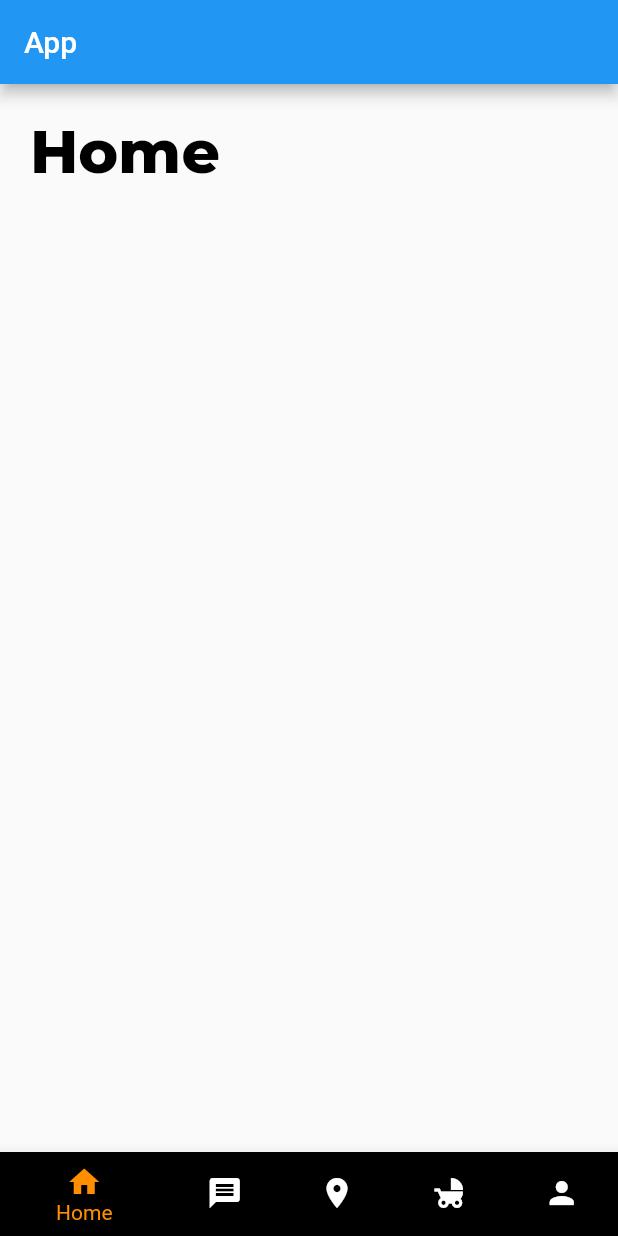
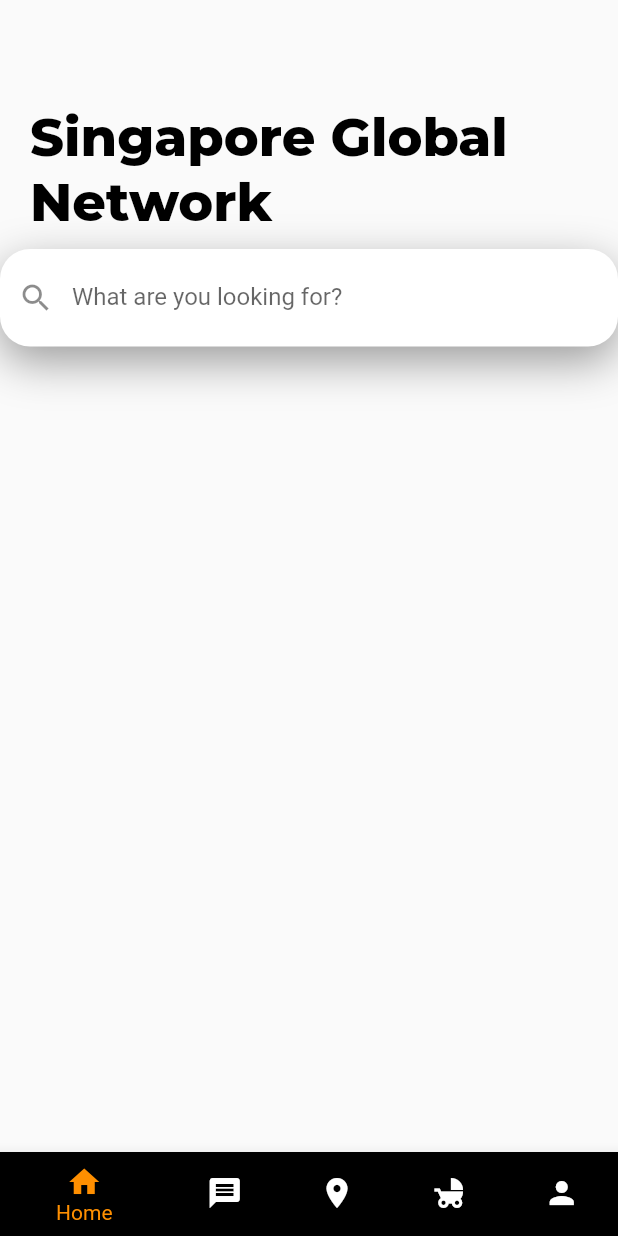
Before and after one commit to praj-bellakka/CodeFiesta, a Flutter app: the screen it shows once a user with an empty profile is signed in, on a phone screen of 412 x 824 dp. Run offline on Flutter 3.47's test engine with Material 2 defaults, Android fonts, the phone set to English and light mode, and no system bars; our stand-ins replace firebase_auth, firebase_core, google_fonts; accounts and stored records are empty.

Commit message:
Home Page title

```diff
--- a/lib/pages/home_page.dart
+++ b/lib/pages/home_page.dart
@@ -15,7 +15,38 @@
     return Scaffold(
       body: Column(
         children: [
-          ReusableTitleWidget(title: "Home", fontsize: 40, color: Colors.black),
+          SizedBox(height: 50),
+          ReusableTitleWidget(title: "Singapore Global \nNetwork", fontsize: 35, color: Colors.black),
+          SizedBox(height:10),
+          Container(
+            width: double.infinity,
+            decoration: BoxDecoration(
+              color: Colors.white,
+              borderRadius: BorderRadius.circular(20),
+              boxShadow: [
+                BoxShadow(
+                  color: Colors.black38,
+                  blurRadius: 25,
+                  offset: const Offset(0, 10),
+                ),
+              ],
+            ),
+            child: TextField(
+              onTap: ()  {},
+              readOnly: true,
+              decoration: InputDecoration(
+                labelText: "What are you looking for?",
+                contentPadding:
+                  EdgeInsets.fromLTRB(20.0, 15.0, 20.0, 15.0),
+                prefixIcon: Icon(Icons.search),
+                border: InputBorder.none,
+                focusedBorder: InputBorder.none,
+                enabledBorder: InputBorder.none,
+                errorBorder: InputBorder.none,
+                disabledBorder: InputBorder.none,
+              )
+            ),
+          ),
 
         ],
       ),
--- a/lib/pages/navBar.dart
+++ b/lib/pages/navBar.dart
@@ -33,9 +33,9 @@
   @override
   Widget build(BuildContext context) {
     return Scaffold(
-      appBar: AppBar(
-        title: const Text("App"),
-      ),
+      // appBar: AppBar(
+      //   title: const Text("App"),
+      // ),
       body:  _pageOptions.elementAt(selectedPage),
 
       bottomNavigationBar: BottomNavigationBar(
--- a/lib/pages/places_page.dart
+++ b/lib/pages/places_page.dart
@@ -1,6 +1,7 @@
 import 'package:codefiesta_app/pages/friends_page.dart';
 import 'package:codefiesta_app/pages/navBar.dart';
 import 'package:codefiesta_app/pages/profile_page.dart';
+import 'package:codefiesta_app/services/reusable_widgets.dart';
 import 'package:flutter/cupertino.dart';
 import 'package:flutter/material.dart';
 import 'forum_page.dart';
@@ -27,9 +28,12 @@
   @override
   Widget build(BuildContext context) {
     return Scaffold(
-      body: Container(
-        child: Text("HI"),
-      ),
-    );
+      body: Column(
+        children: [
+          SizedBox(height: 50),
+          ReusableTitleWidget(title: "Near Me", fontsize: 40, color: Colors.black),
+
+        ],
+    ));
   }
 }
```
